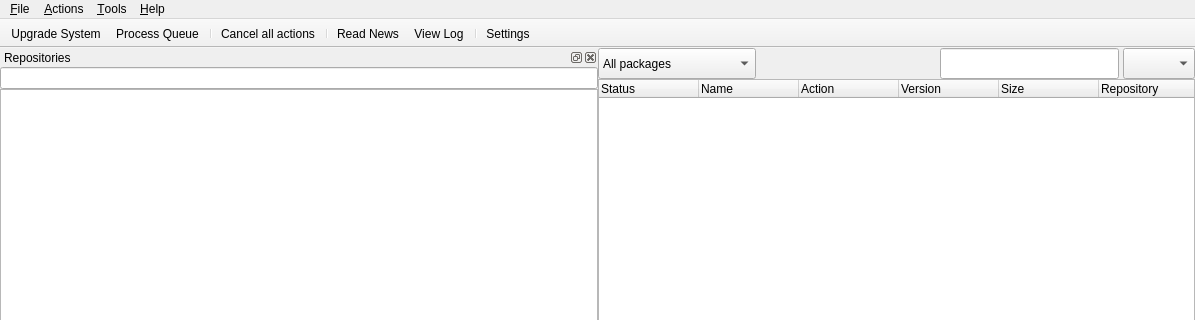
drf/shaman1, file ui/MainWindow.ui: the form before one commit; both pictures show x 0 to 1195 and y 0 to 320 of the 1195 by 722 pixel window.
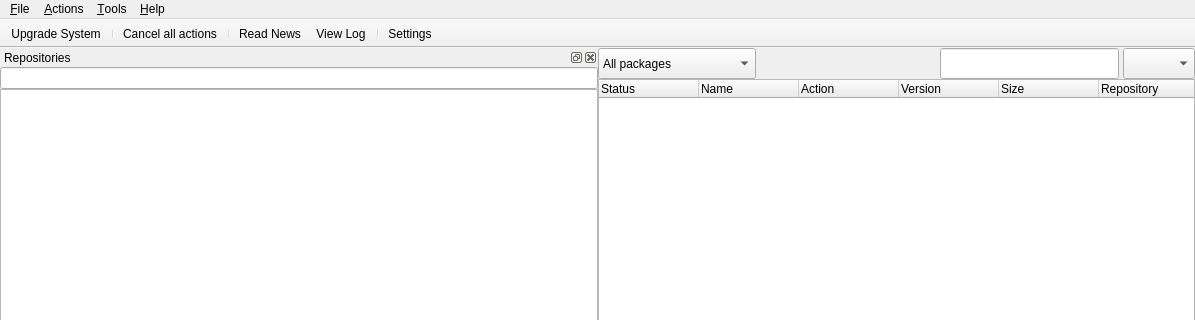
The form after the commit. Icons and pictures are not drawn.

Commit message: Wow, processing queue with aqpm

```diff
--- a/ui/MainWindow.ui
+++ b/ui/MainWindow.ui
@@ -561,7 +561,6 @@
     <bool>false</bool>
    </attribute>
    <addaction name="actionUpgrade_System" />
-   <addaction name="actionProcess_Queue" />
    <addaction name="separator" />
    <addaction name="actionCancel_all_actions" />
    <addaction name="separator" />
@@ -637,15 +636,6 @@
     <string comment="Quit the application" >Quit</string>
    </property>
   </action>
-  <action name="actionProcess_Queue" >
-   <property name="icon" >
-    <iconset resource="shaman.qrc" >
-     <normaloff>:/Icons/icons/dialog-ok-apply.png</normaloff>:/Icons/icons/dialog-ok-apply.png</iconset>
-   </property>
-   <property name="text" >
-    <string>Process Queue</string>
-   </property>
-  </action>
   <action name="actionCancel_all_actions" >
    <property name="icon" >
     <iconset resource="shaman.qrc" >
```
Left out of the diff: 1 changed line with no effect on the pictures. The commit also changes 1 other file.
